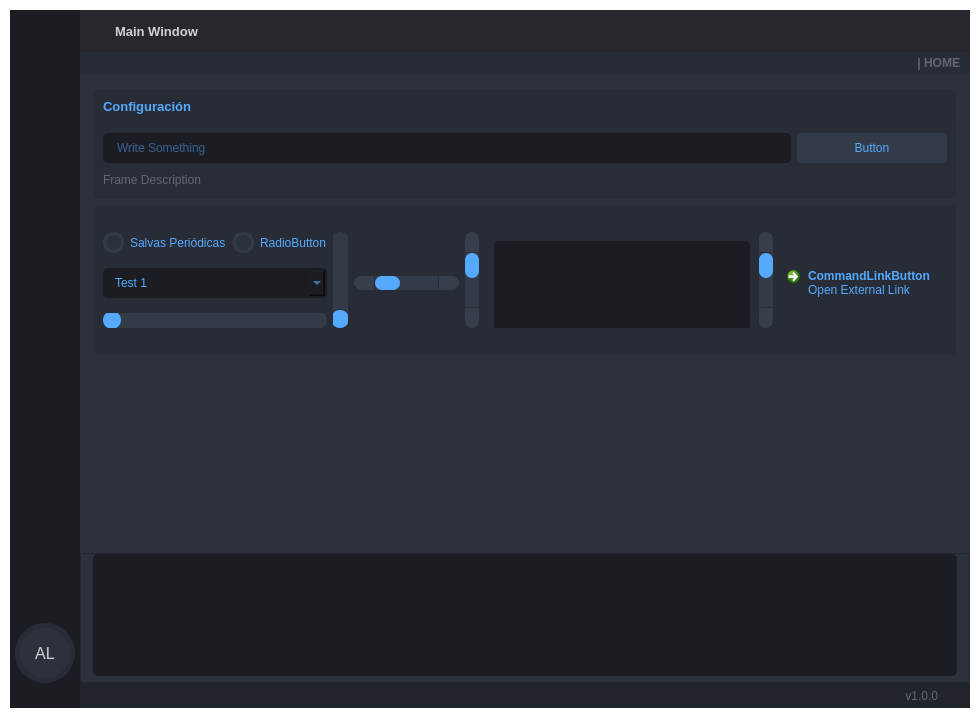
Before: the Qt Designer form visuals/GUI_BASE.ui in dariolggomez/HEATS-BOARD, drawn with Qt 5.
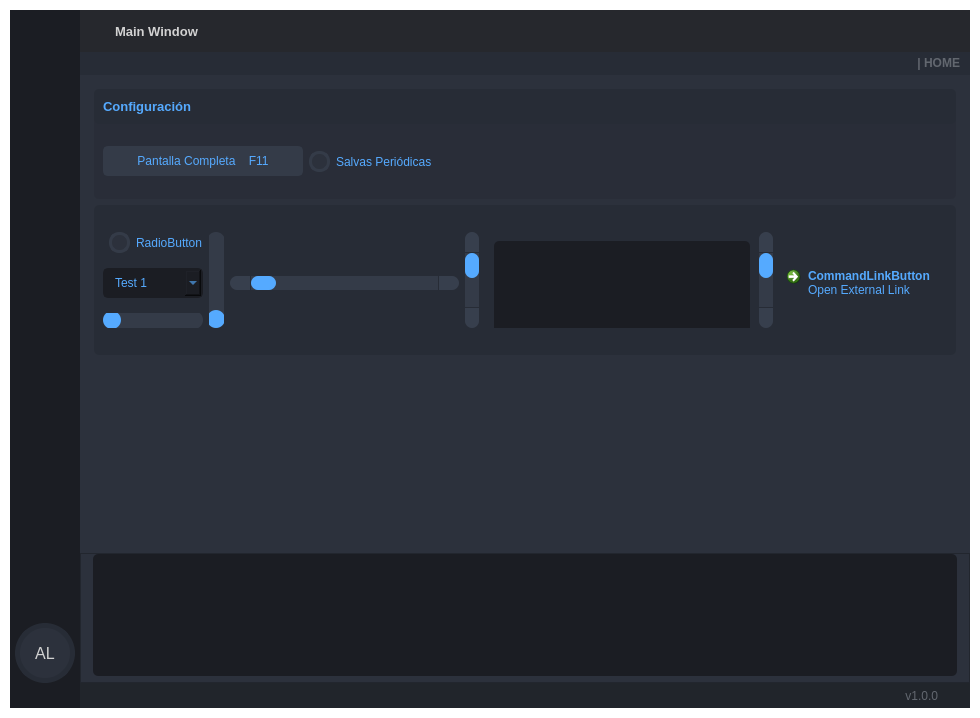
After: the same form once the commit is applied. Icons and pictures are not drawn.

Commit message: implemented fullscreen function

What changed in the file:
```diff
--- a/visuals/GUI_BASE.ui
+++ b/visuals/GUI_BASE.ui
@@ -1058,7 +1058,7 @@
                   </property>
                   <property name="maximumSize">
                    <size>
-                    <width>120</width>
+                    <width>180</width>
                     <height>16777215</height>
                    </size>
                   </property>
@@ -1084,6 +1084,66 @@
                    <property name="bottomMargin">
                     <number>0</number>
                    </property>
+                   <item>
+                    <widget class="QPushButton" name="btn_fullscreen">
+                     <property name="sizePolicy">
+                      <sizepolicy hsizetype="Minimum" vsizetype="Preferred">
+                       <horstretch>0</horstretch>
+                       <verstretch>0</verstretch>
+                      </sizepolicy>
+                     </property>
+                     <property name="minimumSize">
+                      <size>
+                       <width>40</width>
+                       <height>0</height>
+                      </size>
+                     </property>
+                     <property name="maximumSize">
+                      <size>
+                       <width>40</width>
+                       <height>16777215</height>
+                      </size>
+                     </property>
+                     <property name="toolTip">
+                      <string>Pantalla Completa</string>
+                     </property>
+                     <property name="styleSheet">
+                      <string notr="true">QPushButton {	
+	border: none;
+	background-color: transparent;
+}
+QPushButton:hover {
+	background-color: rgb(52, 59, 72);
+}
+QPushButton:pressed {	
+	background-color: rgb(85, 170, 255);
+}</string>
+                     </property>
+                     <property name="text">
+                      <string/>
+                     </property>
+                     <property name="icon">
+                      <iconset resource="files.qrc">
+                       <normaloff>:/20x20/icons/20x20/cil-fullscreen.png</normaloff>:/20x20/icons/20x20/cil-fullscreen.png</iconset>
+                     </property>
+                     <property name="shortcut">
+                      <string>F11</string>
+                     </property>
+                    </widget>
+                   </item>
+                   <item>
+                    <spacer name="horizontalSpacer_4">
+                     <property name="orientation">
+                      <enum>Qt::Horizontal</enum>
+                     </property>
+                     <property name="sizeHint" stdset="0">
+                      <size>
+                       <width>40</width>
+                       <height>20</height>
+                      </size>
+                     </property>
+                    </spacer>
+                   </item>
                    <item>
                     <widget class="QPushButton" name="btn_minimize">
                      <property name="sizePolicy">
@@ -2376,42 +2436,10 @@
                             </property>
                             <layout class="QHBoxLayout" name="horizontalLayout_9">
                              <item>
-                              <layout class="QGridLayout" name="gridLayout">
-                               <property name="bottomMargin">
-                                <number>0</number>
-                               </property>
-                               <item row="0" column="0">
-                                <widget class="QLineEdit" name="lineEdit">
+                              <widget class="QPushButton" name="btn_settings_fullscreen">
                                  <property name="minimumSize">
                                   <size>
-                                   <width>0</width>
-                                   <height>30</height>
-                                  </size>
-                                 </property>
-                                 <property name="styleSheet">
-                                  <string notr="true">QLineEdit {
-	background-color: rgb(27, 29, 35);
-	border-radius: 5px;
-	border: 2px solid rgb(27, 29, 35);
-	padding-left: 10px;
-}
-QLineEdit:hover {
-	border: 2px solid rgb(64, 71, 88);
-}
-QLineEdit:focus {
-	border: 2px solid rgb(91, 101, 124);
-}</string>
-                                 </property>
-                                 <property name="placeholderText">
-                                  <string>Write Something</string>
-                                 </property>
-                                </widget>
-                               </item>
-                               <item row="0" column="1">
-                                <widget class="QPushButton" name="pushButton">
-                                 <property name="minimumSize">
-                                  <size>
-                                   <width>150</width>
+                                 <width>200</width>
                                    <height>30</height>
                                   </size>
                                  </property>
@@ -2437,31 +2465,35 @@
 }</string>
                                  </property>
                                  <property name="text">
-                                  <string>Button</string>
-                                 </property>
-                                 <property name="icon">
-                                  <iconset resource="files.qrc">
-                                   <normaloff>:/16x16/icons/16x16/cil-folder-open.png</normaloff>:/16x16/icons/16x16/cil-folder-open.png</iconset>
+                                <string>Pantalla Completa    F11</string>
                                  </property>
                                 </widget>
                                </item>
-                               <item row="1" column="0" colspan="2">
-                                <widget class="QLabel" name="labelVersion_3">
+                             <item>
+                              <widget class="QCheckBox" name="checkBox">
+                               <property name="autoFillBackground">
+                                <bool>false</bool>
+                               </property>
                                  <property name="styleSheet">
-                                  <string notr="true">color: rgb(98, 103, 111);</string>
-                                 </property>
-                                 <property name="lineWidth">
-                                  <number>1</number>
+                                <string notr="true"/>
                                  </property>
                                  <property name="text">
-                                  <string>Frame Description</string>
-                                 </property>
-                                 <property name="alignment">
-                                  <set>Qt::AlignLeading|Qt::AlignLeft|Qt::AlignVCenter</set>
+                                <string>Salvas Periódicas</string>
                                  </property>
                                 </widget>
                                </item>
-                              </layout>
+                             <item>
+                              <spacer name="horizontalSpacer_5">
+                               <property name="orientation">
+                                <enum>Qt::Horizontal</enum>
+                               </property>
+                               <property name="sizeHint" stdset="0">
+                                <size>
+                                 <width>40</width>
+                                 <height>20</height>
+                                </size>
+                               </property>
+                              </spacer>
                              </item>
                             </layout>
                            </widget>
@@ -2493,19 +2525,6 @@
                       <layout class="QGridLayout" name="gridLayout_4">
                        <item row="0" column="0">
                         <layout class="QGridLayout" name="gridLayout_2">
-                         <item row="0" column="0">
-                          <widget class="QCheckBox" name="checkBox">
-                           <property name="autoFillBackground">
-                            <bool>false</bool>
-                           </property>
-                           <property name="styleSheet">
-                            <string notr="true"/>
-                           </property>
-                           <property name="text">
-                            <string>Salvas Periódicas</string>
-                           </property>
-                          </widget>
-                         </item>
                          <item row="0" column="1">
                           <widget class="QRadioButton" name="radioButton">
                            <property name="styleSheet">
```
Left out of the diff: 7 changed lines with no effect on the pictures. Lines whose indentation alone changed are shown as unchanged. The commit also changes 2 other files.
